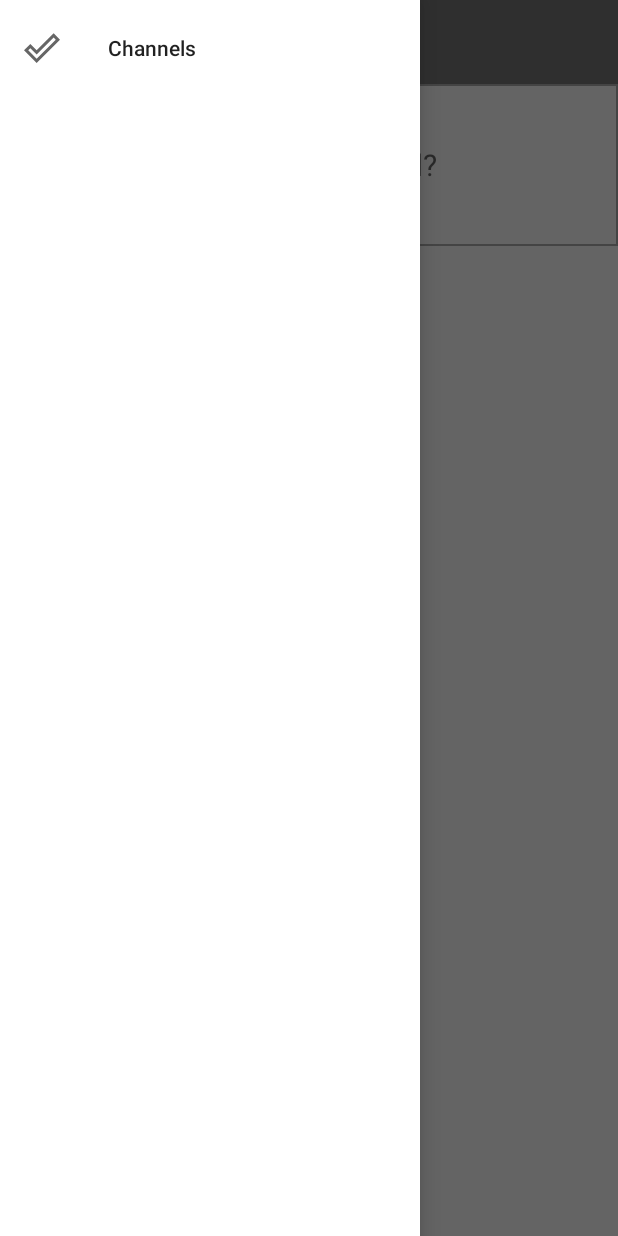
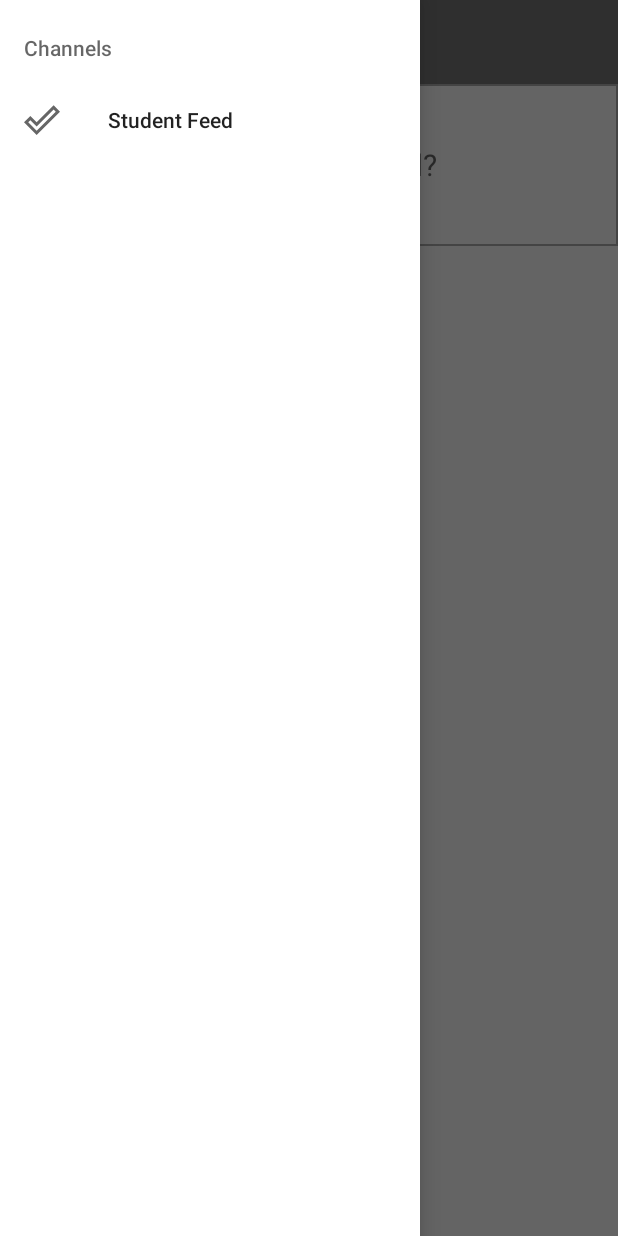
Before and after one commit to PioneerBois/PioneerHub, an Android app: the screen it shows after launch (MainActivity), with the side drawer open, on a phone screen of 412 x 824 dp. Run offline under Robolectric (Android 15) with nearby library versions, the phone set to English and light mode, and no system bars.

Commit message:
drawerworkingexceptcolorproblem

```diff
--- a/app/src/main/java/com/pandinu/PioneerHub/TimelineFragment.java
+++ b/app/src/main/java/com/pandinu/PioneerHub/TimelineFragment.java
@@ -4,6 +4,7 @@ import android.content.Context;
 import android.os.Bundle;
 
 import androidx.annotation.NonNull;
+import androidx.appcompat.app.ActionBarDrawerToggle;
 import androidx.appcompat.app.AppCompatActivity;
 import androidx.appcompat.widget.Toolbar;
 import androidx.core.view.GravityCompat;
@@ -25,6 +26,7 @@ public class TimelineFragment extends Fragment {
     private DrawerLayout mDrawer;
     private Toolbar toolbar;
     private NavigationView nvDrawer;
+    private ActionBarDrawerToggle drawerToggle;
 
     public interface TimeLineFragmentListener{
         void toPostSent();
@@ -55,6 +57,16 @@ public class TimelineFragment extends Fragment {
 
         // Find our drawer view
         mDrawer = (DrawerLayout) v.findViewById(R.id.drawer_layout);
+        drawerToggle = setupDrawerToggle();
+        drawerToggle.setDrawerIndicatorEnabled(true);
+        drawerToggle.syncState();
+
+        // Tie DrawerLayout events to the ActionBarToggle
+        mDrawer.addDrawerListener(drawerToggle);
+        //drawerToggle = ((AppCompatActivity)getActivity()).setupDrawerToggle();
+
+        // Setup toggle to display hamburger icon with nice animation
+        //((AppCompatActivity)getActivity()) drawerToogle.setDrawerIndicatorEnabled(true);
 
         tvToPost = v.findViewById(R.id.tvToPost);
         tvToPost.setOnClickListener(new View.OnClickListener() {
@@ -65,6 +77,10 @@ public class TimelineFragment extends Fragment {
         });
 
         return v;
+    }
+
+    private ActionBarDrawerToggle setupDrawerToggle() {
+        return new ActionBarDrawerToggle(getActivity(), mDrawer, toolbar, R.string.drawer_open,  R.string.drawer_close);
     }
 
     @Override
--- a/app/src/main/res/menu/timeline_drawer_view.xml
+++ b/app/src/main/res/menu/timeline_drawer_view.xml
@@ -1,10 +1,14 @@
 <?xml version="1.0" encoding="utf-8"?>
 <menu xmlns:android="http://schemas.android.com/apk/res/android">
-    <group android:checkableBehavior="single">
-        <item
-            android:id="@+id/studentFeed"
-            android:icon="@drawable/ic_baseline_done_outline_24"
-            android:title="@string/channels" />
+    <item android:title="Channels">
+        <menu>
+        <group android:checkableBehavior="single">
+            <item
+                android:id="@+id/studentFeed"
+                android:icon="@drawable/ic_baseline_done_outline_24"
+                android:title="Student Feed" />
 
-    </group>
+        </group>
+        </menu>
+    </item>
 </menu>
--- a/app/src/main/res/values/strings.xml
+++ b/app/src/main/res/values/strings.xml
@@ -15,4 +15,7 @@
         <item>News</item>
         <item>Ride Sharing</item>
     </string-array>
+
+    <string name="drawer_open">Open navigation drawer</string>
+    <string name="drawer_close">Close navigation drawer</string>
 </resources>
```
